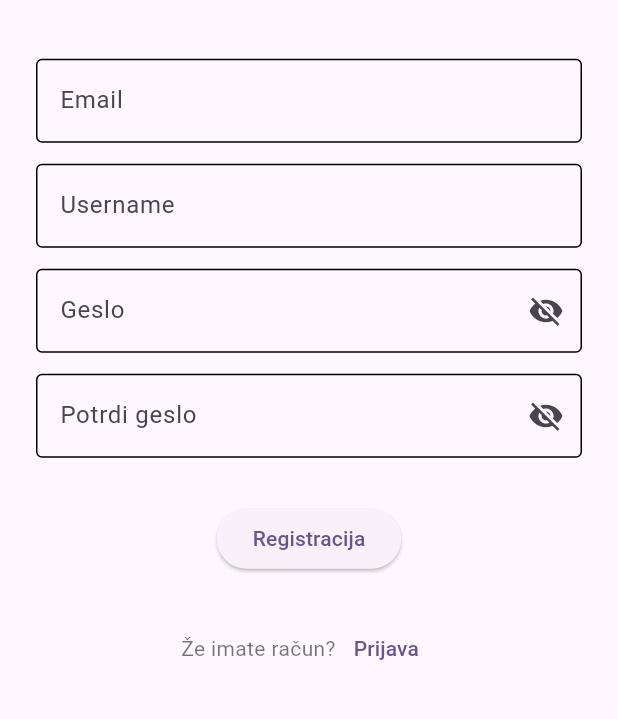
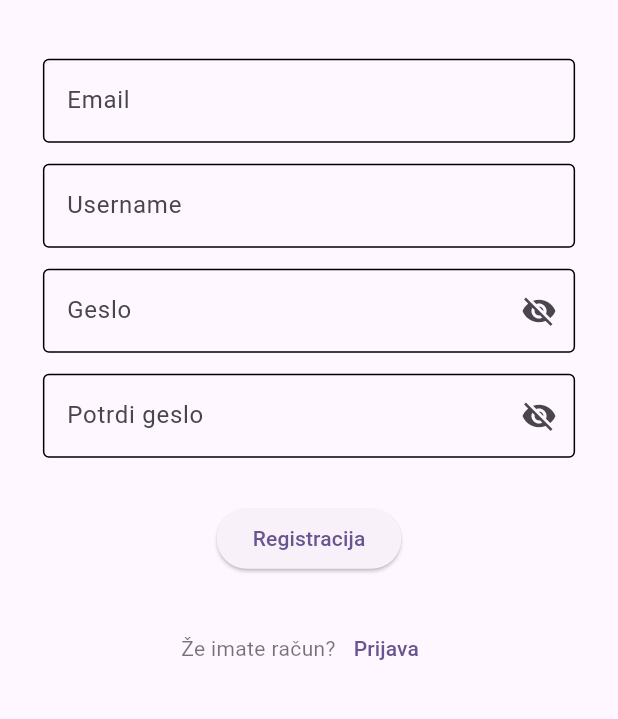
Before and after one commit to SloveniaEngineering/laguna-frontend, a Flutter app: the screen it shows after launch, after a tap on "Registracija", on a phone screen of 412 x 824 dp, the part 308-1027 px from its top. Run offline on Flutter 3.47's test engine with Material 2 defaults, Android fonts, the phone set to English and light mode, and no system bars; our stand-ins replace flutter_hooks, flutter_riverpod, freezed_annotation, go_router, hooks_riverpod, jwt_decoder and 2 more; missing offline and left inert: dart:js_util, flutter_adaptive_scaffold; generated files the repository leaves out were written again.

Commit message:
Revert "Landing pages overflow exception"

```diff
--- a/lib/helpers/validators.dart
+++ b/lib/helpers/validators.dart
@@ -21,8 +21,8 @@ class Validators {
     }
 
     // regex for email validation
-    const emailRegex = r"^[a-z0-9!#$%&‘*+/=?^_`{|}~-]+(?:\.[a-z0-9!#$%&‘*+/=?^_`{|}~-]+)*@(?:[a-z0-9](?:[a-z0-9-]*[a-z0-9])?\.)+[a-z0-9](?:[a-z0-9-]*[a-z0-9])?(?<!\.)$";
-
+    const emailRegex =
+        r"[a-z0-9!#$%&‘*+/=?^_`{|}~-]+(?:\.[a-z0-9!#$%&‘*+/=?^_`{|}~-]+)*@(?:[a-z0-9](?:[a-z0-9-]*[a-z0-9])?\.)+[a-z0-9](?:[a-z0-9-]*[a-z0-9])?";
 
     final result = RegExp(emailRegex).hasMatch(input.toLowerCase());
     if (!result) {
--- a/lib/state/authController.dart
+++ b/lib/state/authController.dart
@@ -53,7 +53,7 @@ class AuthController extends _$AuthController {
       state = value;
     }
 
-    if (errorMessage != null) _showMessage(context, errorMessage!);
+    if (errorMessage != null) _showMessage(context, errorMessage);
   }
 
   /// Attempts to log in the user with the saved access and refresh tokens.
--- a/lib/ui/screens/landing/loginScreen/loginScreen.dart
+++ b/lib/ui/screens/landing/loginScreen/loginScreen.dart
@@ -30,19 +30,6 @@ class _LoginScreenState extends ConsumerState<LoginScreen> {
           double screenWidth = constraints.maxWidth;
           double screenHeight = constraints.maxHeight;
           bool isWideScreen = screenWidth > 700;
-          if (screenHeight < 550) {
-            return SingleChildScrollView(
-                child: _generateLoginForm(
-                    screenWidth, screenHeight, isWideScreen, context));
-          }
-          return _generateLoginForm(
-              screenWidth, screenHeight, isWideScreen, context);
-        },
-      ),
-    );
-  }
-
-  Form _generateLoginForm(double screenWidth, double screenHeight, bool isWideScreen, BuildContext context) {
           return Form(
             key: formKey,
             child: LandingBox(
@@ -63,7 +50,7 @@ class _LoginScreenState extends ConsumerState<LoginScreen> {
                       alignment: Alignment.center,
                       child: Container(
                         alignment: Alignment.center,
-                      width: isWideScreen ? 400 : null,
+                        width: isWideScreen ? screenWidth * 0.25 : null,
                         child: Column(
                           crossAxisAlignment: CrossAxisAlignment.center,
                           mainAxisAlignment: MainAxisAlignment.center,
@@ -170,5 +157,8 @@ class _LoginScreenState extends ConsumerState<LoginScreen> {
               ),
             ),
           );
+        },
+      ),
+    );
   }
 }
--- a/lib/ui/screens/landing/registerScreen/registerScreen.dart
+++ b/lib/ui/screens/landing/registerScreen/registerScreen.dart
@@ -33,19 +33,6 @@ class _RegisterScreenState extends ConsumerState<RegisterScreen> {
           double screenHeight = constraints.maxHeight;
           bool isWideScreen = screenWidth > 700;
 
-          if (screenHeight < 660) {
-            return SingleChildScrollView(
-                child: _generateRegisterForm(
-                    screenWidth, screenHeight, isWideScreen, context));
-          }
-          return _generateRegisterForm(
-              screenWidth, screenHeight, isWideScreen, context);
-        },
-      ),
-    );
-  }
-
-  Form _generateRegisterForm(double screenHeight, double screenWidth, bool isWideScreen, BuildContext context) {
           return Form(
             key: formKey,
             child: LandingBox(
@@ -63,6 +50,9 @@ class _RegisterScreenState extends ConsumerState<RegisterScreen> {
                   const SizedBox(height: 35),
                   Align(
                     alignment: Alignment.center,
+                    child: Container(
+                      alignment: Alignment.center,
+                      width: isWideScreen ? screenWidth * 0.25 : null,
                       child: Column(
                         crossAxisAlignment: CrossAxisAlignment.center,
                         mainAxisAlignment: MainAxisAlignment.center,
@@ -137,7 +127,7 @@ class _RegisterScreenState extends ConsumerState<RegisterScreen> {
                                         );
                                     if (alreadyExists != null) {
                                       setState(() {
-                                    usernameRecommendations = alreadyExists!.recommended_usernames;
+                                        usernameRecommendations = alreadyExists.recommended_usernames;
                                       });
                                     }
                                     if (success) GoRouter.of(context).pop();
@@ -173,9 +163,13 @@ class _RegisterScreenState extends ConsumerState<RegisterScreen> {
                         ],
                       ),
                     ),
+                  ),
                 ],
               ),
             ),
           );
+        },
+      ),
+    );
   }
 }
--- a/lib/ui/widgets/landingBox.dart
+++ b/lib/ui/widgets/landingBox.dart
@@ -29,7 +29,6 @@ class LandingBox extends StatelessWidget {
       alignment: Alignment.center,
       child: Container(
         padding: const EdgeInsets.fromLTRB(10, 40, 10, 40),
-        width: 400,
         decoration: isWideScreen
             ? BoxDecoration(
                 shape: BoxShape.rectangle,
@@ -50,7 +49,13 @@ class LandingBox extends StatelessWidget {
                 ],
               )
             : null,
-        child: IntrinsicHeight(child: child),
+        child: SizedBox(
+          width: isWideScreen ? screenWidth * 0.3 : screenWidth * 0.9,
+          //height: isWideScreen ? screenHeight * 0.55 : null,
+          child: IntrinsicHeight(
+            child: child,
+          ),
+        ),
       ),
     );
   }
```
Also changed, not shown: lib/ui/screens/landing/forgotPassScreen/forgotPassScreen.dart (+7 -13 lines), 1 other file. Lines whose indentation alone changed are shown as unchanged.
